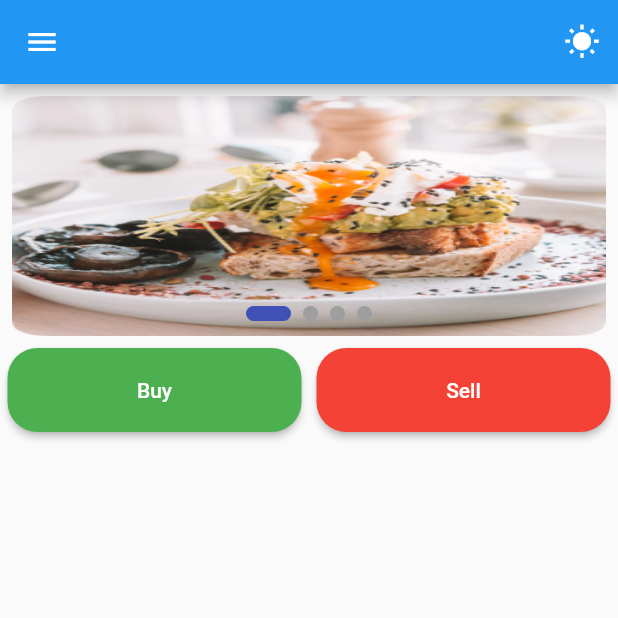
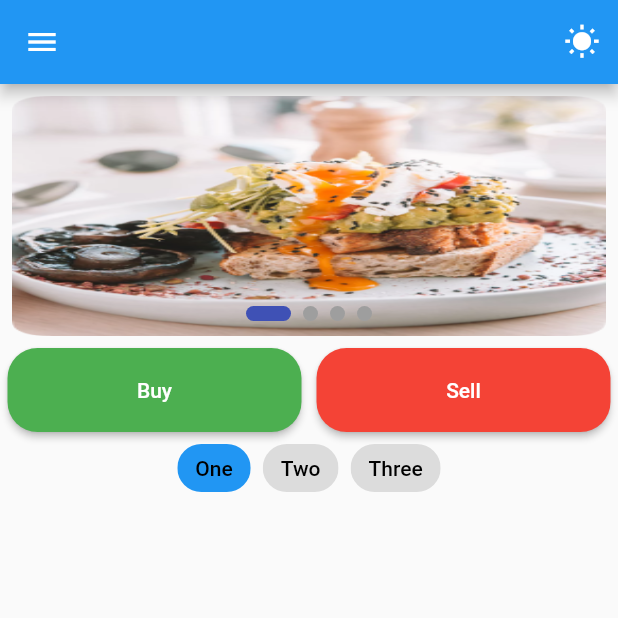
Before and after one commit to adicomdotir/my-mobile-training, a Flutter app: the HomePage screen opened directly, on a phone screen of 412 x 824 dp, the top half of it. Run offline on Flutter 3.47's test engine with Material 2 defaults, Android fonts, the phone set to English and light mode, and no system bars; drawn by our look-alikes of smooth_page_indicator; our stand-ins replace bloc, country_code_picker, dartz, data_connection_checker, device_info, dio and 15 more; missing offline and left inert: dart:ffi, dart:html, dart:js, persian_datetime_picker; accounts and stored records are empty; generated files the repository leaves out were written again; project files that could hold a hidden picture were left out.

Commit message:
Add chioce chico

```diff
--- a/lib/crypto_app/ui/home_page.dart
+++ b/lib/crypto_app/ui/home_page.dart
@@ -3,10 +3,19 @@ import 'package:first_flutter/crypto_app/ui/ui_helper/theme_switcher.dart';
 import 'package:flutter/material.dart';
 import 'package:smooth_page_indicator/smooth_page_indicator.dart';
 
-class HomePage extends StatelessWidget {
+class HomePage extends StatefulWidget {
   HomePage({Key? key}) : super(key: key);
 
+  @override
+  State<HomePage> createState() => _HomePageState();
+}
+
+class _HomePageState extends State<HomePage> {
   final PageController _pageController = PageController(initialPage: 0);
+
+  int defaultChoiceIndex = 0;
+
+  final choices = ['One', 'Two', 'Three'];
 
   @override
   Widget build(BuildContext context) {
@@ -78,6 +87,31 @@ class HomePage extends StatelessWidget {
                     )),
                   ],
                 ),
+              ),
+              Padding(
+                padding: EdgeInsets.symmetric(
+                  horizontal: 5,
+                ),
+                child: Wrap(
+                  spacing: 8,
+                  children: List.generate(
+                    choices.length,
+                    (index) => ChoiceChip(
+                      label: Text(
+                        choices[index],
+                        style: TextStyle(color: Colors.black),
+                      ),
+                      selected: defaultChoiceIndex == index,
+                      selectedColor: Colors.blue,
+                      onSelected: (value) {
+                        setState(() {
+                          defaultChoiceIndex =
+                              value ? index : defaultChoiceIndex;
+                        });
+                      },
+                    ),
+                  ),
+                ),
               )
             ],
           ),
```
